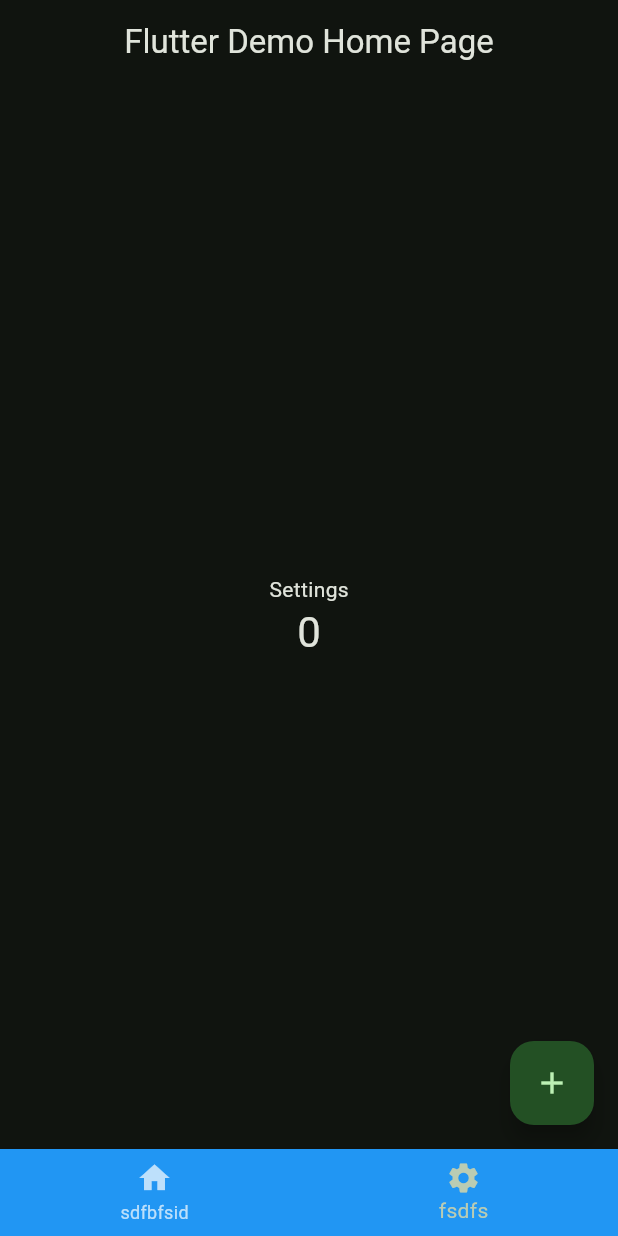
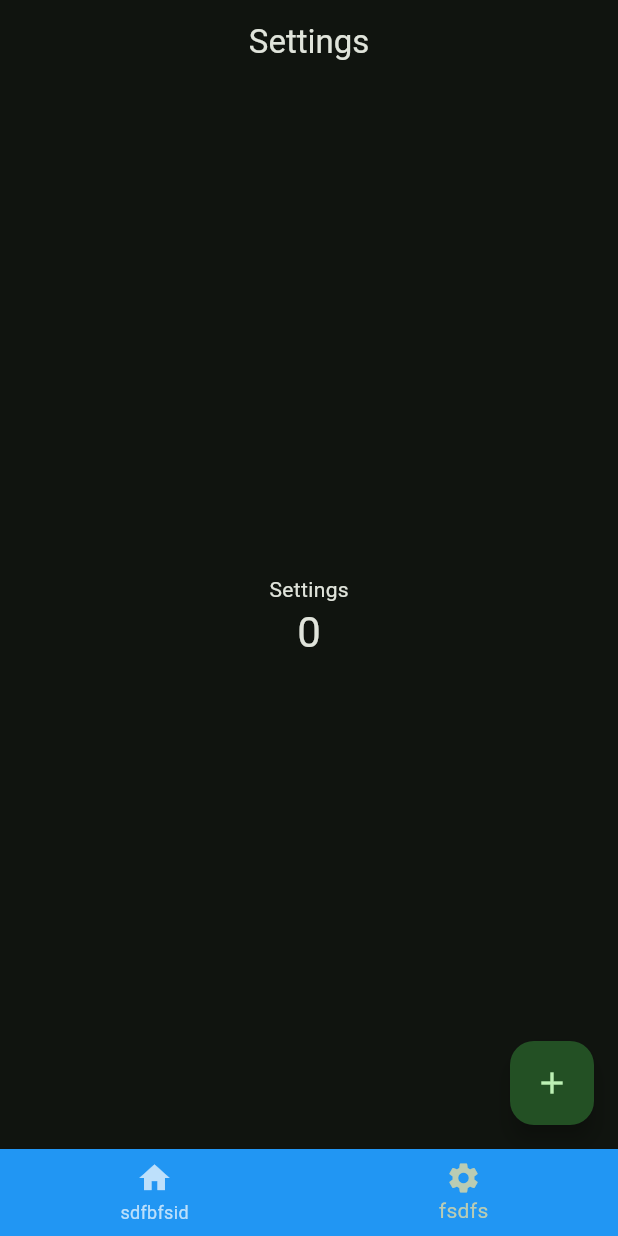
Before and after one commit to theglassofwater/flutter_mobile_app, a Flutter app: the screen it shows after launch, item 2 of the bottom bar chosen, on a phone screen of 412 x 824 dp. Run offline on Flutter 3.47's test engine with Material 3 defaults, Android fonts, the phone set to English and light mode, and no system bars.

Commit message:
adding the screens on the spec

```diff
--- a/lib/screens/home.dart
+++ b/lib/screens/home.dart
@@ -6,7 +6,7 @@ class Home extends StatelessWidget {
   // This widget is the root of your application.
   @override
   Widget build(BuildContext context) {
-    return MyHomePage(title: 'Flutter Demo Home Page');
+    return MyHomePage(title: 'Home Page');
   }
 }
 
--- a/lib/screens/settings.dart
+++ b/lib/screens/settings.dart
@@ -6,7 +6,7 @@ class Settings extends StatelessWidget {
   // This widget is the root of your application.
   @override
   Widget build(BuildContext context) {
-    return SettingsPage(title: 'Flutter Demo Home Page');
+    return SettingsPage(title: 'Settings');
   }
 }
 
```
Also changed, not shown: lib/screens/commute_setup.dart (added), lib/screens/journeys.dart (added), lib/screens/login.dart (added), lib/screens/onboarding.dart (added).
